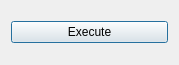
Above: data/qt/RegionGrowth.ui from gstiebler/vision_workbench before the change. Below: the same form after it.
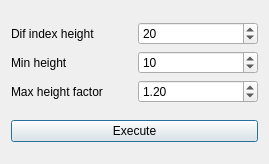
That is the form after the change.

Commit message: stopping regions

```diff
--- a/data/qt/RegionGrowth.ui
+++ b/data/qt/RegionGrowth.ui
@@ -6,14 +6,63 @@
    <rect>
     <x>0</x>
     <y>0</y>
-    <width>179</width>
-    <height>65</height>
+    <width>269</width>
+    <height>164</height>
    </rect>
   </property>
   <property name="windowTitle">
    <string>Dialog</string>
   </property>
   <layout class="QVBoxLayout" name="verticalLayout">
+   <item>
+    <layout class="QGridLayout" name="gridLayout">
+     <item row="1" column="0">
+      <widget class="QLabel" name="label">
+       <property name="text">
+        <string>Min height</string>
+       </property>
+      </widget>
+     </item>
+     <item row="1" column="1">
+      <widget class="QSpinBox" name="minHeightSpin">
+       <property name="value">
+        <number>10</number>
+       </property>
+      </widget>
+     </item>
+     <item row="0" column="1">
+      <widget class="QSpinBox" name="difIndexHeightSpin">
+       <property name="value">
+        <number>20</number>
+       </property>
+      </widget>
+     </item>
+     <item row="0" column="0">
+      <widget class="QLabel" name="label_2">
+       <property name="text">
+        <string>Dif index height</string>
+       </property>
+      </widget>
+     </item>
+     <item row="2" column="1">
+      <widget class="QDoubleSpinBox" name="maxHeightFactorSpin">
+       <property name="singleStep">
+        <double>0.100000000000000</double>
+       </property>
+       <property name="value">
+        <double>1.200000000000000</double>
+       </property>
+      </widget>
+     </item>
+     <item row="2" column="0">
+      <widget class="QLabel" name="label_3">
+       <property name="text">
+        <string>Max height factor</string>
+       </property>
+      </widget>
+     </item>
+    </layout>
+   </item>
    <item>
     <widget class="QPushButton" name="executeButton">
      <property name="text">
```
The commit also changes 8 other files.
